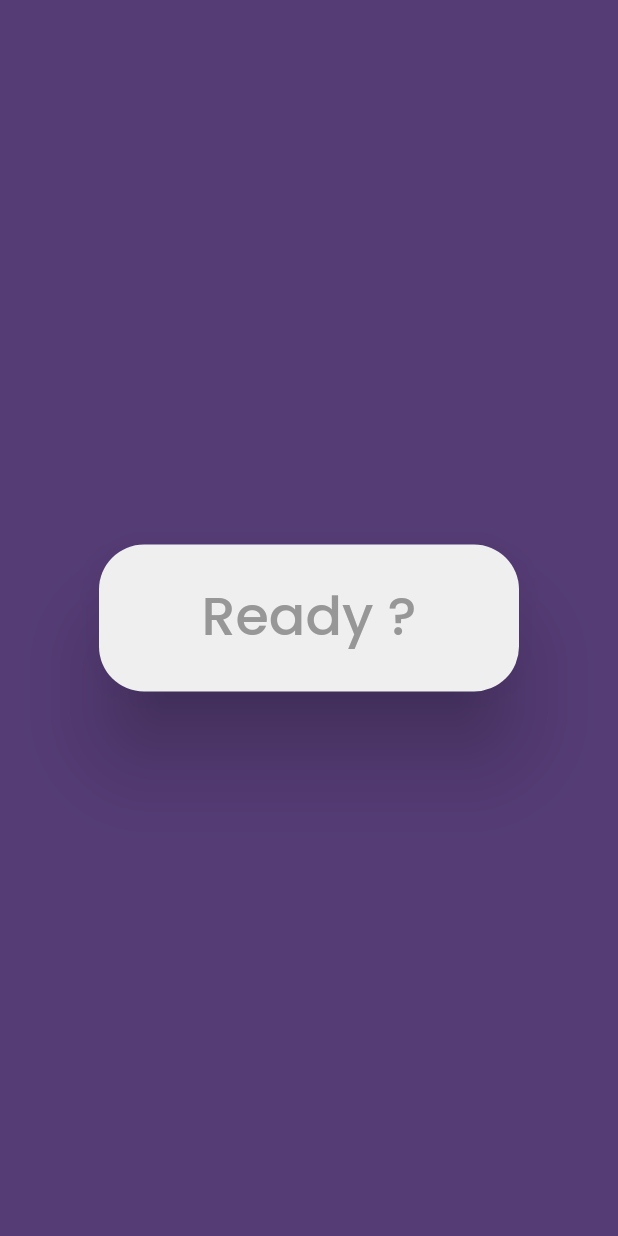
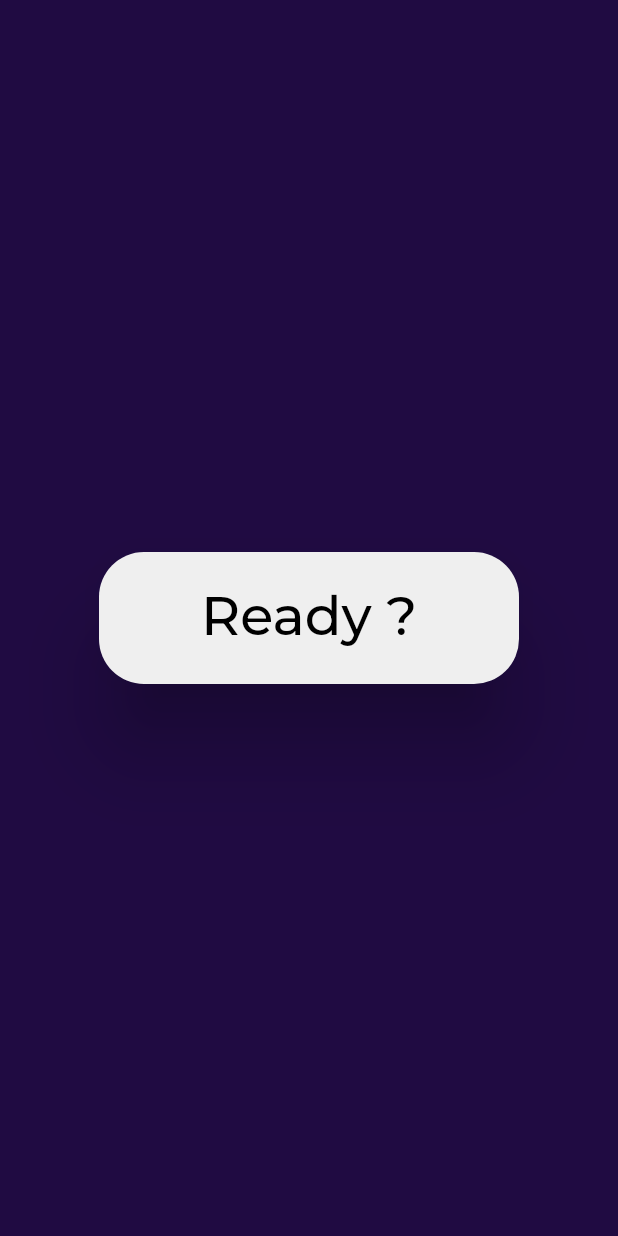
Before and after one commit to gdochadipa/acak-kata-mobile, a Flutter app: the OfflineGamePlayPage screen opened directly, on a phone screen of 412 x 824 dp. Run offline on Flutter 3.47's test engine with Material 2 defaults, Android fonts, the phone set to English and light mode, and no system bars; our stand-ins replace another_flushbar, draggable_home, google_fonts, logger, shared_preferences and 3 more; missing offline and left inert: dart:ffi; accounts and stored records are empty; network calls fail.

Commit message:
stage-5-1

```diff
--- a/lib/pages/auth/signin_page.dart
+++ b/lib/pages/auth/signin_page.dart
@@ -202,7 +202,7 @@ class _SignInPageState extends State<SignInPage> {
       );
     }
 
-    Widget offlineModeBtn() {
+    Widget offlineModeBtn2() {
       return Container(
         height: 50,
         width: double.infinity,
@@ -223,14 +223,14 @@ class _SignInPageState extends State<SignInPage> {
     }
 
     //set delay sebelum run on click
-    Widget offlineModeBtn2() {
+    Widget offlineModeBtn() {
       return Container(
         width: double.infinity,
         child: ClickyButton(
             color: backgroundColor2,
             shadowColor: shadowBackgroundColor2,
             margin: EdgeInsets.all(10),
-            width: 200,
+            width: 300,
             height: 70,
             child: Text(
               "Offline Mode",
--- a/lib/theme.dart
+++ b/lib/theme.dart
@@ -13,14 +13,15 @@ Color grayColor1 = Color(0xffEFEFEF);
 Color grayColor2 = Color(0xffC4C4C4);
 Color grayColor3 = Color(0xff979797);
 Color backgroundColor1 = Color(0xffFFFFFF);
-Color backgroundColor2 = Color(0xffB983FF);
+Color backgroundColor2 = Color(0xff46178F);
+Color backgroundColorAccent2 = Color(0xff773ECF);
 Color backgroundColor3 = Color(0xffEFEFEF);
 Color backgroundColor4 = Color(0xffF1E9FA);
 Color backgroundColor5 = Color(0xffD5B8FA);
 Color backgroundColor6 = Color(0xffF1E9FA);
 Color backgroundColor7 = Color(0xffA7A7A7);
-Color primaryTextColor = Color(0xffB983FF);
-Color secondaryTextColor = Color(0xff979797);
+Color primaryTextColor = Color(0xff46178F);
+Color secondaryTextColor = Color(0xff000000);
 Color thirdTextColor = Color(0xff2B2937);
 Color whiteColor = Color(0xffFFFFFF);
 Color primaryBeningColor = Color.fromRGBO(185, 131, 255, 0.5);
@@ -37,41 +38,46 @@ Color subtitleColor = Color(0xff504F5E);
 Color transparentColor = Colors.transparent;
 Color blackColor = Color(0xff2E2E2E);
 
-TextStyle primaryTextStyle = GoogleFonts.poppins(
+TextStyle primaryTextStyle = GoogleFonts.montserrat(
   color: primaryTextColor,
 );
 
-TextStyle secondaryTextStyle = GoogleFonts.poppins(
+TextStyle secondaryTextStyle = GoogleFonts.montserrat(
   color: secondaryTextColor,
 );
 
-TextStyle thirdTextStyle = GoogleFonts.poppins(color: thirdTextColor);
+TextStyle thirdTextStyle = GoogleFonts.montserrat(color: thirdTextColor);
 
-TextStyle subtitleTextStyle = GoogleFonts.poppins(
+TextStyle subtitleTextStyle = GoogleFonts.montserrat(
   color: subtitleColor,
 );
 
-TextStyle purpleTextStyle = GoogleFonts.poppins(
+TextStyle purpleTextStyle = GoogleFonts.montserrat(
   color: primaryColor,
 );
 
-TextStyle blackTextStyle = GoogleFonts.poppins(
+TextStyle blackTextStyle = GoogleFonts.montserrat(
   color: thirdTextColor,
 );
 
-TextStyle whiteTextStyle = GoogleFonts.poppins(
+TextStyle whiteTextStyle = GoogleFonts.montserrat(
   color: whiteColor,
 );
 
-TextStyle alertTextStyle = GoogleFonts.poppins(
+TextStyle alertTextStyle = GoogleFonts.montserrat(
   color: alertColor,
 );
 
-TextStyle headerText1 = GoogleFonts.poppins(fontSize: 24, fontWeight: semiBold);
-TextStyle headerText2 = GoogleFonts.poppins(fontSize: 28, fontWeight: regular);
-TextStyle headerText3 = GoogleFonts.poppins(fontSize: 16, fontWeight: regular);
+TextStyle headerText1 =
+    GoogleFonts.montserrat(fontSize: 24, fontWeight: semiBold);
+TextStyle headerText2 =
+    GoogleFonts.montserrat(fontSize: 28, fontWeight: regular);
+TextStyle headerText3 =
+    GoogleFonts.montserrat(fontSize: 16, fontWeight: regular);
 FontWeight light = FontWeight.w300;
 FontWeight regular = FontWeight.w400;
 FontWeight medium = FontWeight.w500;
 FontWeight semiBold = FontWeight.w600;
 FontWeight bold = FontWeight.w700;
+FontWeight extraBold = FontWeight.w800;
+FontWeight black = FontWeight.w900;
```
Also changed, not shown: lib/widgets/clicky_button.dart (+6 -3 lines).
